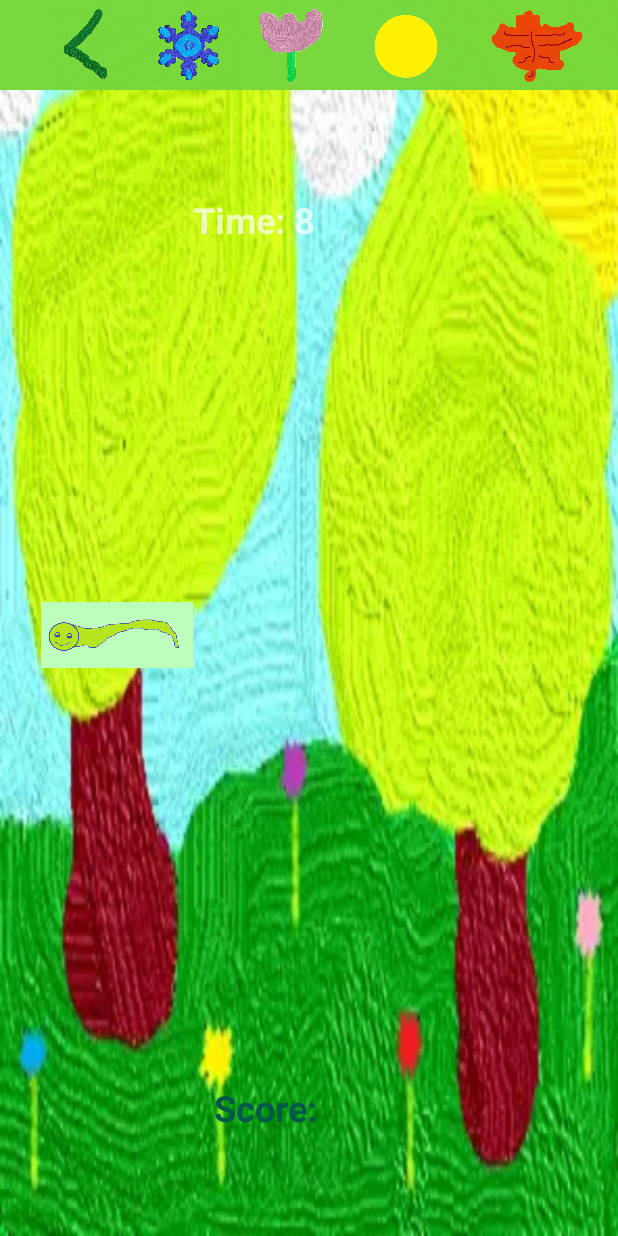
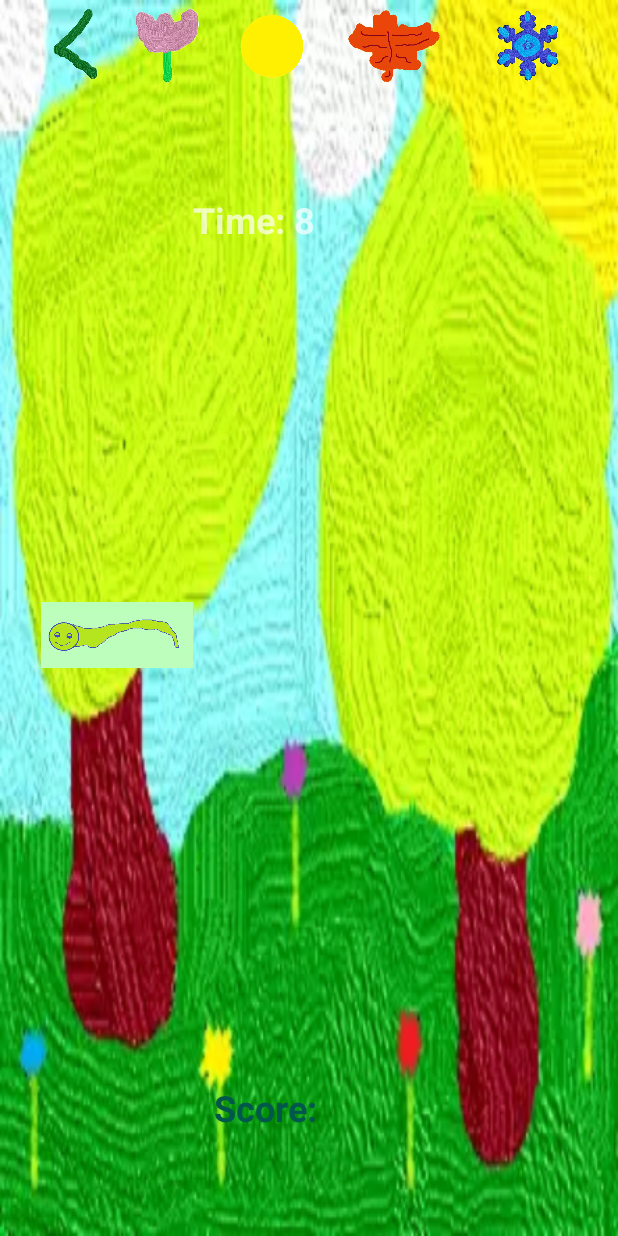
Before and after one commit to noomsInWarwick/AnotherSimpleGame, an Android app: the screen it shows after launch (MainActivity), on a phone screen of 412 x 824 dp. Run offline under Robolectric (Android 15) with nearby library versions, the phone set to English and light mode, and no system bars.

Commit message:
Updates at July 6th - make toolbar fragment color as transparent.

```diff
--- a/app/src/main/res/layout/activity_main.xml
+++ b/app/src/main/res/layout/activity_main.xml
@@ -15,7 +15,7 @@
         android:layout_width="0dp"
         android:layout_height="0dp"
         android:layout_marginBottom="24dp"
-        android:background="@color/colorAccentLight"
+        android:background="@android:color/transparent"
         android:orientation="horizontal"
         app:layout_constraintBottom_toTopOf="@+id/horizontalGuideline"
         app:layout_constraintEnd_toEndOf="parent"
--- a/app/src/main/res/layout/fragment_tool_bar_constrained.xml
+++ b/app/src/main/res/layout/fragment_tool_bar_constrained.xml
@@ -3,7 +3,7 @@
     xmlns:tools="http://schemas.android.com/tools"
     android:layout_width="match_parent"
     android:layout_height="match_parent"
-    android:background="@color/colorAccentLight"
+    android:background="@android:color/transparent"
     android:fillViewport="true"
     app:titleTextColor="@color/colorPrimary">
 
@@ -11,9 +11,7 @@
         android:id="@+id/toolbar"
         android:layout_width="match_parent"
         android:layout_height="match_parent"
-        android:background="@color/colorAccentLight"
-        android:backgroundTint="@color/colorAccentLight"
-        android:backgroundTintMode="src_over"
+        android:background="@android:color/transparent"
         android:minHeight="?attr/actionBarSize"
         app:layout_constraintEnd_toEndOf="parent"
         app:layout_constraintStart_toStartOf="parent"
@@ -52,23 +50,8 @@
                 android:onClick="doBackArrow"
                 android:src="@drawable/backarrow_trans"
                 app:layout_constraintBottom_toBottomOf="parent"
-                app:layout_constraintEnd_toStartOf="@+id/winter_image"
+                app:layout_constraintEnd_toStartOf="@+id/spring_image"
                 app:layout_constraintStart_toStartOf="parent"
-                app:layout_constraintTop_toTopOf="parent" />
-
-            <ImageView
-                android:id="@+id/winter_image"
-                android:layout_width="wrap_content"
-                android:layout_height="@dimen/dog_detail_image_size"
-                android:layout_marginTop="@dimen/dog_detail_image_margin_vertical"
-                android:layout_marginBottom="@dimen/dog_detail_image_margin_vertical"
-                android:adjustViewBounds="true"
-                android:contentDescription="@null"
-                android:onClick="doWinter"
-                android:src="@drawable/wintertime_trans"
-                app:layout_constraintBottom_toBottomOf="parent"
-                app:layout_constraintEnd_toStartOf="@+id/spring_image"
-                app:layout_constraintStart_toEndOf="@+id/backarrow_image"
                 app:layout_constraintTop_toTopOf="parent" />
 
             <ImageView
@@ -83,7 +66,7 @@
                 android:src="@drawable/springtime_trans"
                 app:layout_constraintBottom_toBottomOf="parent"
                 app:layout_constraintEnd_toStartOf="@+id/summer_image"
-                app:layout_constraintStart_toEndOf="@id/winter_image"
+                app:layout_constraintStart_toEndOf="@+id/backarrow_image"
                 app:layout_constraintTop_toTopOf="parent" />
 
             <ImageView
@@ -98,7 +81,7 @@
                 android:src="@drawable/summertime_trans"
                 app:layout_constraintBottom_toBottomOf="parent"
                 app:layout_constraintEnd_toStartOf="@+id/autumn_image"
-                app:layout_constraintStart_toEndOf="@+id/spring_image"
+                app:layout_constraintStart_toEndOf="@id/spring_image"
                 app:layout_constraintTop_toTopOf="parent" />
 
             <ImageView
@@ -112,8 +95,23 @@
                 android:onClick="doAutumn"
                 android:src="@drawable/autumn_trans"
                 app:layout_constraintBottom_toBottomOf="parent"
+                app:layout_constraintEnd_toStartOf="@+id/summer_image"
+                app:layout_constraintStart_toEndOf="@+id/winter_image"
+                app:layout_constraintTop_toTopOf="parent" />
+
+            <ImageView
+                android:id="@+id/winter_image"
+                android:layout_width="wrap_content"
+                android:layout_height="@dimen/dog_detail_image_size"
+                android:layout_marginTop="@dimen/dog_detail_image_margin_vertical"
+                android:layout_marginBottom="@dimen/dog_detail_image_margin_vertical"
+                android:adjustViewBounds="true"
+                android:contentDescription="@null"
+                android:onClick="doWinter"
+                android:src="@drawable/wintertime_trans"
+                app:layout_constraintBottom_toBottomOf="parent"
                 app:layout_constraintEnd_toEndOf="parent"
-                app:layout_constraintStart_toEndOf="@+id/summer_image"
+                app:layout_constraintStart_toEndOf="@+id/autumn_image"
                 app:layout_constraintTop_toTopOf="parent" />
         </androidx.constraintlayout.widget.ConstraintLayout>
     </androidx.appcompat.widget.Toolbar>
```
